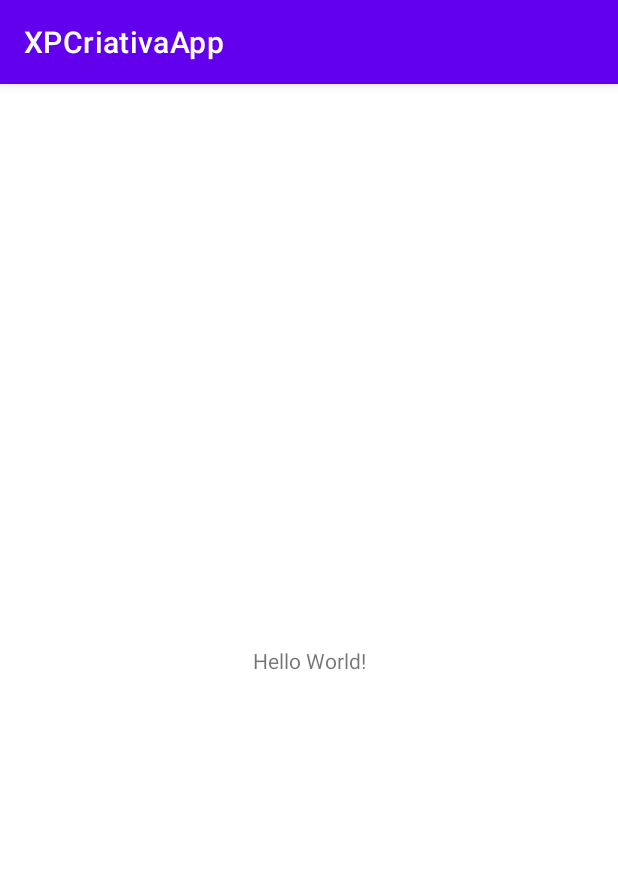
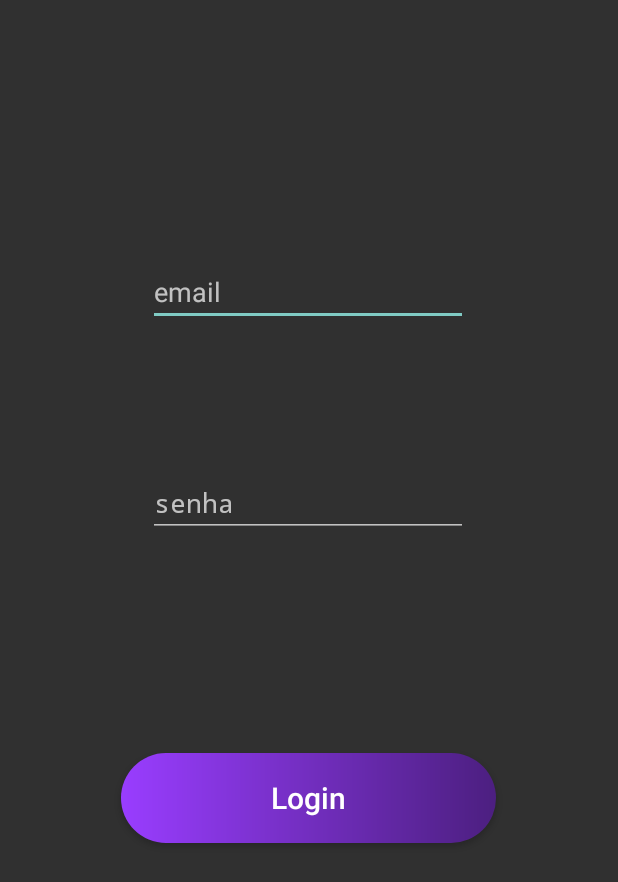
Before and after one commit to vDuduardo/XPCriativaApp, an Android app: the screen it shows after launch (MainActivity before the commit, LoginActivity after it), on a phone screen of 412 x 824 dp. Shown: the top 882 px of the screen. Run offline under Robolectric (Android 15) with nearby library versions, the phone set to English and light mode, and no system bars.

```diff
--- a/app/build.gradle
+++ b/app/build.gradle
@@ -25,6 +25,7 @@ android {
         sourceCompatibility JavaVersion.VERSION_1_8
         targetCompatibility JavaVersion.VERSION_1_8
     }
+    namespace 'br.xpcriativa.app'
 }
 
 dependencies {
@@ -35,4 +36,5 @@ dependencies {
     testImplementation 'junit:junit:4.13.2'
     androidTestImplementation 'androidx.test.ext:junit:1.1.3'
     androidTestImplementation 'androidx.test.espresso:espresso-core:3.4.0'
+//    implementation "com.android.support:design:28.0.0"
 }
--- a/app/src/main/AndroidManifest.xml
+++ b/app/src/main/AndroidManifest.xml
@@ -1,6 +1,5 @@
 <?xml version="1.0" encoding="utf-8"?>
-<manifest xmlns:android="http://schemas.android.com/apk/res/android"
-    package="br.xpcriativa.app">
+<manifest xmlns:android="http://schemas.android.com/apk/res/android">
 
     <application
         android:allowBackup="true"
@@ -8,15 +7,26 @@
         android:label="@string/app_name"
         android:roundIcon="@mipmap/ic_launcher_round"
         android:supportsRtl="true"
-        android:theme="@style/Theme.XPCriativaApp">
+        android:theme="@style/Theme.AppCompat" >
         <activity
             android:name=".MainActivity"
+            android:exported="true" >
+<!--            <intent-filter>-->
+<!--                <action android:name="android.intent.action.MAIN" />-->
+
+<!--                <category android:name="android.intent.category.LAUNCHER" />-->
+<!--            </intent-filter>-->
+        </activity>
+
+        <activity
+            android:name=".LoginActivity"
             android:exported="true">
             <intent-filter>
                 <action android:name="android.intent.action.MAIN" />
 
                 <category android:name="android.intent.category.LAUNCHER" />
             </intent-filter>
+
         </activity>
     </application>
 
--- /dev/null
+++ b/app/src/main/java/br/xpcriativa/app/LoginActivity.java
@@ -0,0 +1,15 @@
+package br.xpcriativa.app;
+
+import android.app.Activity;
+import android.os.Bundle;
+
+import androidx.annotation.Nullable;
+
+public class LoginActivity extends Activity {
+
+    @Override
+    protected void onCreate(@Nullable Bundle savedInstanceState) {
+        super.onCreate(savedInstanceState);
+        setContentView(R.layout.activity_login);
+    }
+}
--- a/app/src/main/java/br/xpcriativa/app/MainActivity.java
+++ b/app/src/main/java/br/xpcriativa/app/MainActivity.java
@@ -1,7 +1,6 @@
 package br.xpcriativa.app;
 
 import androidx.appcompat.app.AppCompatActivity;
-
 import android.os.Bundle;
 
 public class MainActivity extends AppCompatActivity {
--- /dev/null
+++ b/app/src/main/res/drawable/custom_button_login.xml
@@ -0,0 +1,8 @@
+<?xml version="1.0" encoding="utf-8"?>
+<shape xmlns:android="http://schemas.android.com/apk/res/android" android:shape="rectangle">
+
+    <gradient android:startColor="#993DFF" android:endColor="#4C1F80" android:type="linear"/>
+
+    <corners android:radius="50dp"/>
+
+</shape>
--- /dev/null
+++ b/app/src/main/res/drawable/custom_textbox_login.xml
@@ -0,0 +1,4 @@
+<?xml version="1.0" encoding="utf-8"?>
+<selector xmlns:android="http://schemas.android.com/apk/res/android">
+
+</selector>
--- /dev/null
+++ b/app/src/main/res/layout/activity_login.xml
@@ -0,0 +1,70 @@
+<?xml version="1.0" encoding="utf-8"?>
+<androidx.constraintlayout.widget.ConstraintLayout xmlns:android="http://schemas.android.com/apk/res/android"
+    xmlns:app="http://schemas.android.com/apk/res-auto"
+    xmlns:tools="http://schemas.android.com/tools"
+    android:layout_width="match_parent"
+    android:layout_height="match_parent">
+
+    <Button
+        android:id="@+id/buttonLogin"
+        android:layout_width="250dp"
+        android:layout_height="60dp"
+        android:layout_marginStart="158dp"
+        android:layout_marginEnd="158dp"
+        android:background="@drawable/custom_button_login"
+        android:text="Login"
+        android:textAllCaps="false"
+        android:textColor="#FFFFFF"
+        android:textSize="20dp"
+        app:layout_constraintBottom_toBottomOf="parent"
+        app:layout_constraintEnd_toEndOf="parent"
+        app:layout_constraintHorizontal_bias="0.503"
+        app:layout_constraintStart_toStartOf="parent"
+        app:layout_constraintTop_toTopOf="parent"
+        app:layout_constraintVertical_bias="0.657" />
+
+    <EditText
+        android:id="@+id/textBoxEmailLogin"
+        android:layout_width="wrap_content"
+        android:layout_height="wrap_content"
+        android:layout_marginTop="172dp"
+        android:ems="10"
+        android:hint="email"
+        android:inputType="textEmailAddress"
+        app:layout_constraintBottom_toTopOf="@+id/textBoxPasswordLogin"
+        app:layout_constraintEnd_toEndOf="parent"
+        app:layout_constraintHorizontal_bias="0.497"
+        app:layout_constraintStart_toStartOf="parent"
+        app:layout_constraintTop_toTopOf="parent"
+        app:layout_constraintVertical_bias="0.0" />
+
+    <EditText
+        android:id="@+id/textBoxPasswordLogin"
+        android:layout_width="wrap_content"
+        android:layout_height="wrap_content"
+        android:layout_marginBottom="144dp"
+        android:ems="10"
+        android:hint="senha"
+        android:inputType="textPassword"
+        app:layout_constraintBottom_toTopOf="@+id/buttonLogin"
+        app:layout_constraintEnd_toEndOf="parent"
+        app:layout_constraintHorizontal_bias="0.497"
+        app:layout_constraintStart_toStartOf="parent" />
+
+<!--    <android.support.design.widget.TextInputLayout-->
+<!--        android:id="@+id/etPasswordLayout"-->
+<!--        android:layout_width="match_parent"-->
+<!--        android:layout_height="wrap_content"-->
+<!--        app:passwordToggleEnabled="true"-->
+<!--        android:layout_marginBottom="@dimen/login_spacing_bottom">-->
+
+<!--        <android.support.design.widget.TextInputEditText-->
+<!--            android:id="@+id/etPassword"-->
+<!--            android:layout_width="match_parent"-->
+<!--            android:layout_height="wrap_content"-->
+<!--            android:hint="@string/fragment_login_password_hint"-->
+<!--            android:inputType="textPassword"/>-->
+<!--    </android.support.design.widget.TextInputLayout>-->
+
+
+</androidx.constraintlayout.widget.ConstraintLayout>
--- a/app/src/main/res/layout/activity_main.xml
+++ b/app/src/main/res/layout/activity_main.xml
@@ -1,11 +1,11 @@
 <?xml version="1.0" encoding="utf-8"?>
-<androidx.constraintlayout.widget.ConstraintLayout xmlns:android="http://schemas.android.com/apk/res/android"
+<androidx.constraintlayout.widget.ConstraintLayout
+    xmlns:android="http://schemas.android.com/apk/res/android"
+    xmlns:tools="http://schemas.android.com/tools"
     xmlns:app="http://schemas.android.com/apk/res-auto"
-    xmlns:tools="http://schemas.android.com/tools"
     android:layout_width="match_parent"
     android:layout_height="match_parent"
     tools:context=".MainActivity">
-
     <TextView
       android:layout_width="wrap_content"
       android:layout_height="wrap_content"
--- a/build.gradle
+++ b/build.gradle
@@ -1,7 +1,7 @@
 // Top-level build file where you can add configuration options common to all sub-projects/modules.
 plugins {
-    id 'com.android.application' version '7.1.3' apply false
-    id 'com.android.library' version '7.1.3' apply false
+    id 'com.android.application' version '7.2.0' apply false
+    id 'com.android.library' version '7.2.0' apply false
 }
 
 task clean(type: Delete) {
```
Also changed, not shown: gradle/wrapper/gradle-wrapper.properties. Lines whose indentation alone changed are shown as unchanged.
